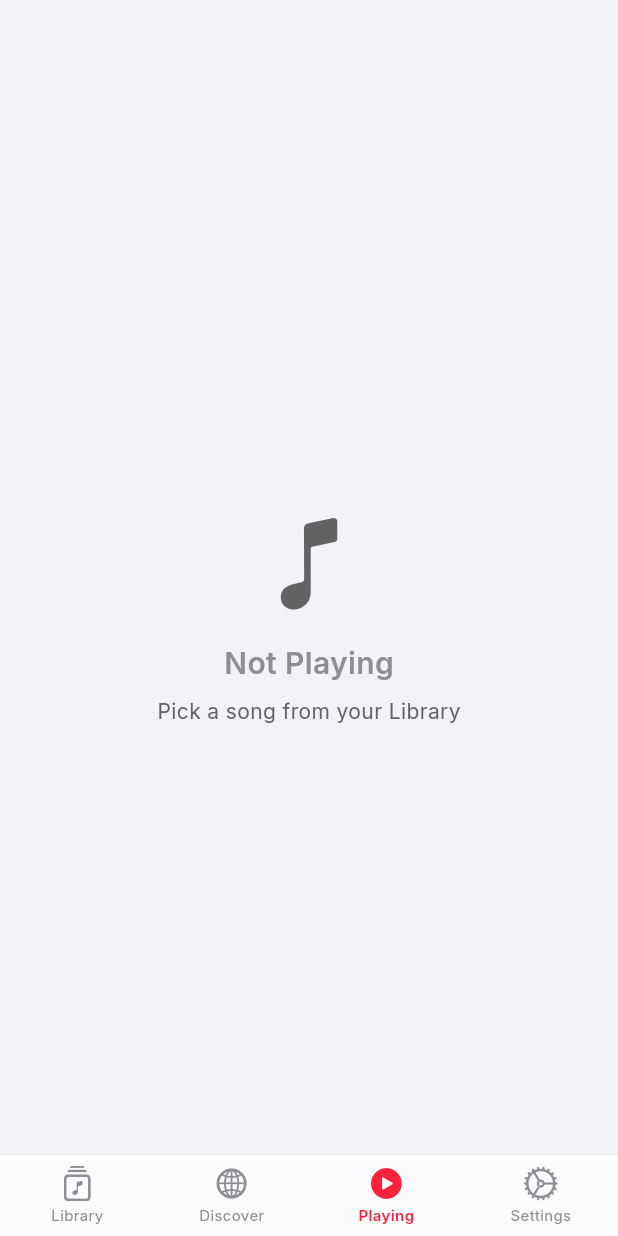
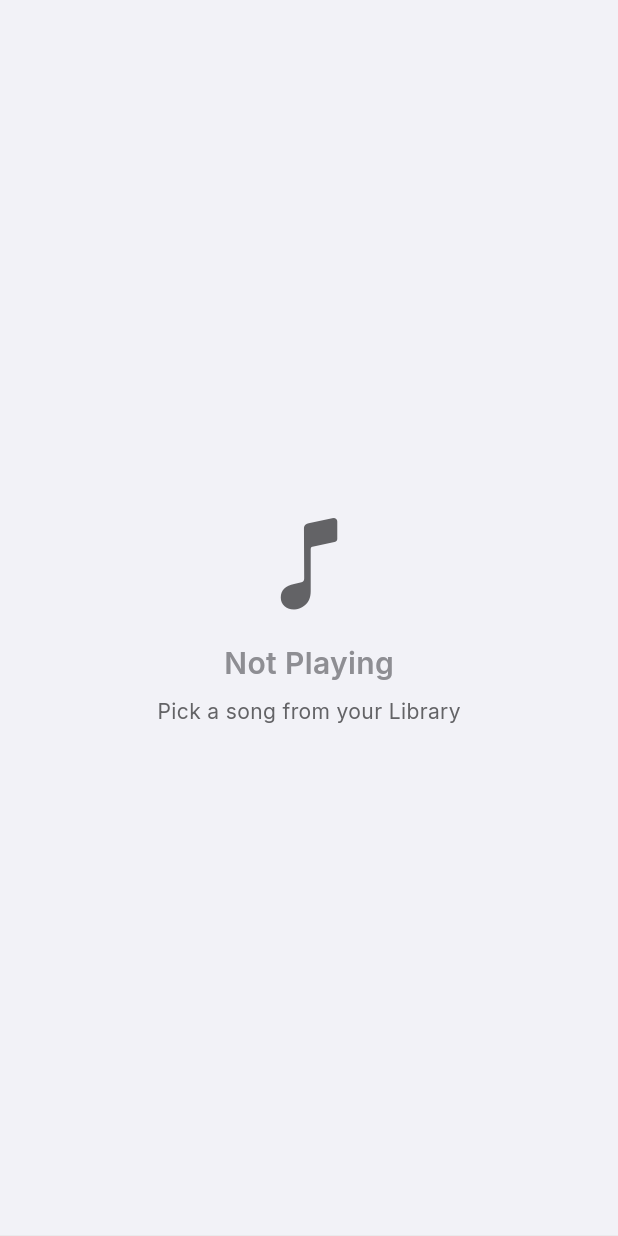
Before and after one commit to eduardojrdeveloper-git/LuminaPro, a Flutter app: the screen it shows after launch, item 3 of the bottom bar chosen, on a phone screen of 412 x 824 dp. Run offline on Flutter 3.47's test engine with Material 3 defaults, Android fonts, the phone set to English and light mode, and no system bars; our stand-ins replace cached_network_image, connectivity_plus, device_info_plus, dynamic_color, file_picker, flutter_cache_manager and 15 more; missing offline and left inert: dart:ffi, ffmpeg_kit_flutter, ffmpeg_kit_flutter_new_full, fftea, googleapis, metadata_god and 1 more; accounts and stored records are empty; statements that could not run were skipped; project files that could hold a hidden picture were left out.

Commit message:
fix: restore missing library elements and improve navigation

```diff
--- a/lib/main.dart
+++ b/lib/main.dart
@@ -137,6 +137,13 @@ class MainNavigationState extends State<MainNavigation> with WidgetsBindingObser
   int _previousIndex = 0;
   final _ps = PlayerService();
 
+  final List<GlobalKey<NavigatorState>> _navKeys = [
+    GlobalKey<NavigatorState>(),
+    GlobalKey<NavigatorState>(),
+    GlobalKey<NavigatorState>(),
+    GlobalKey<NavigatorState>(),
+  ];
+
   late final List<Widget> _screens = [
     const LibraryScreen(key: ValueKey(0)),
     const DiscoverScreen(key: ValueKey(1)),
@@ -190,7 +197,17 @@ class MainNavigationState extends State<MainNavigation> with WidgetsBindingObser
         children: [
           IndexedStack(
             index: _currentIndex,
-            children: _screens,
+            children: _screens.asMap().entries.map((entry) {
+              return Navigator(
+                key: _navKeys[entry.key],
+                onGenerateRoute: (settings) {
+                  return CupertinoPageRoute(
+                    builder: (context) => entry.value,
+                    settings: settings,
+                  );
+                },
+              );
+            }).toList(),
           ),
 
           // ── Mini Player & Indexing Status ───────────────────────────────
@@ -223,10 +240,12 @@ class MainNavigationState extends State<MainNavigation> with WidgetsBindingObser
           ),
 
           // ── Bottom Nav Bar ──────────────────────────────────────────────
-          Positioned(
+          AnimatedPositioned(
+            duration: const Duration(milliseconds: 500),
+            curve: Curves.easeOutQuart,
             left: 0,
             right: 0,
-            bottom: 0,
+            bottom: _currentIndex == 2 ? -(54.0 + safeBottom) : 0,
             child: _buildNavBar(isDark),
           ),
         ],
--- a/lib/ui/library_screen.dart
+++ b/lib/ui/library_screen.dart
@@ -519,7 +519,7 @@ class LibraryScreenState extends State<LibraryScreen>
             ),
           ),
           title: Text(groupName, style: TextStyle(fontWeight: FontWeight.w600, fontSize: 16, color: isDark ? Colors.white : Colors.black87, letterSpacing: -0.2)),
-          subtitle: Text('${groupSongs.length} songs', style: const TextStyle(color: LuminaColors.labelSecondary, fontSize: 13)),
+          subtitle: Text('${groupSongs.length} ${groupSongs.length == 1 ? 'song' : 'songs'}', style: const TextStyle(color: LuminaColors.labelSecondary, fontSize: 13)),
           trailing: const Icon(CupertinoIcons.chevron_right, color: LuminaColors.labelTertiary, size: 14),
           onTap: () {
             if (isArtist) {
--- a/lib/ui/lyrics_screen.dart
+++ b/lib/ui/lyrics_screen.dart
@@ -225,7 +225,7 @@ class _LyricsViewState extends State<LyricsView> with AutomaticKeepAliveClientMi
               index: activeIndex,
               duration: const Duration(milliseconds: 800),
               curve: Curves.easeOutCubic,
-              alignment: 0.35, // Position active line higher to show more future lines
+              alignment: 0.15, // Position active line high to show more future lines
             );
           }
         });
```
Also changed, not shown: lib/services/player_service.dart (+14 -0 lines).
